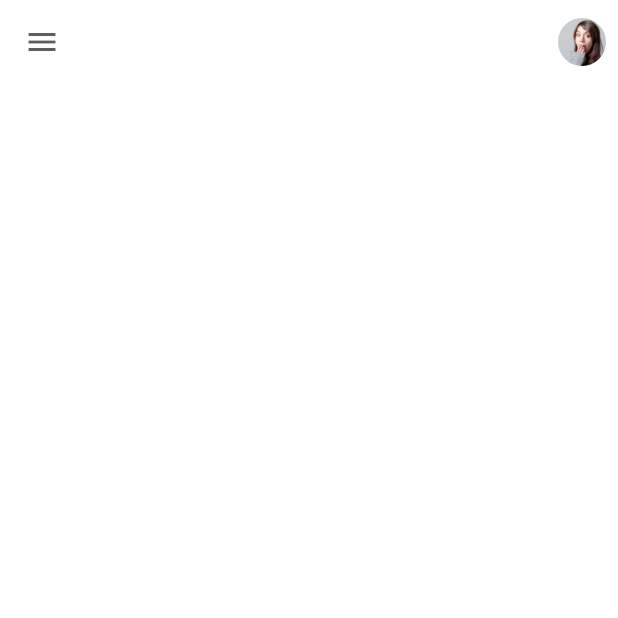
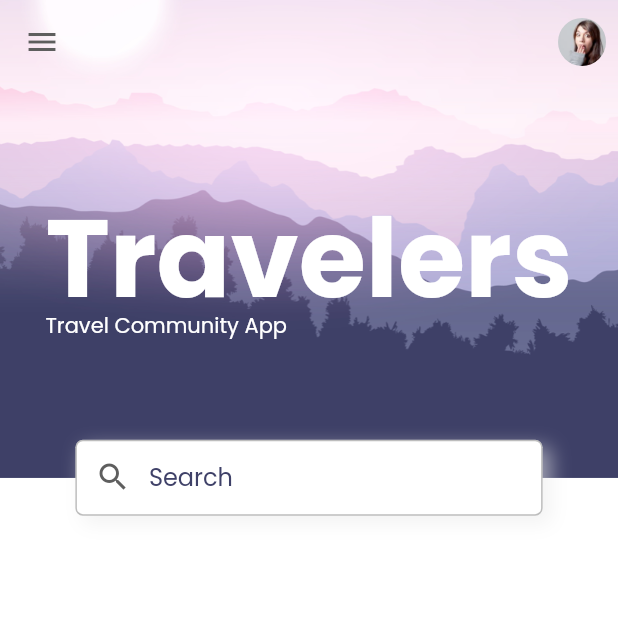
Before and after one commit to shimizu-saffle/flutter-ui-practice-1, a Flutter app: the screen it shows after launch, on a phone screen of 412 x 824 dp, the top half of it. Run offline on Flutter 3.47's test engine with Material 2 defaults, Android fonts, the phone set to English and light mode, and no system bars; our stand-ins replace gap, google_fonts.

Commit message:
feat: header and search field

```diff
--- a/lib/constants.dart
+++ b/lib/constants.dart
@@ -6,7 +6,7 @@ const kIconColor = Color(0xFF5E5E5E);
 
 const kDefaultPadding = 20.0;
 
-final kDefualtShadow = BoxShadow(
+final kDefaultShadow = BoxShadow(
   offset: Offset(5, 5),
   blurRadius: 10,
   color: Color(0xFFE9E9E9).withOpacity(0.56),
--- /dev/null
+++ b/lib/screens/home/components/body.dart
@@ -0,0 +1,79 @@
+import 'package:flutter/material.dart';
+import 'package:gap/gap.dart';
+import 'package:travel/constants.dart';
+import 'package:travel/size_config.dart';
+
+class Body extends StatelessWidget {
+  const Body({super.key});
+
+  @override
+  Widget build(BuildContext context) {
+    return Column(
+      children: [
+        Stack(
+          clipBehavior: Clip.none,
+          alignment: Alignment.center,
+          children: [
+            Image.asset(
+              'assets/images/home_bg.png',
+              height: getProportionateScreenHeight(315),
+              width: double.infinity,
+              fit: BoxFit.cover,
+            ),
+            Column(
+              crossAxisAlignment: CrossAxisAlignment.start,
+              children: [
+                Gap(
+                  getProportionateScreenHeight(80),
+                ),
+                Text(
+                  'Travelers',
+                  style: TextStyle(
+                    fontSize: getProportionateScreenWidth(73),
+                    fontWeight: FontWeight.bold,
+                    color: Colors.white,
+                    height: 0.5,
+                  ),
+                ),
+                Text(
+                  'Travel Community App',
+                  style: TextStyle(
+                    color: Colors.white,
+                  ),
+                ),
+              ],
+            ),
+            Positioned(
+              bottom: getProportionateScreenHeight(-25),
+              child: Container(
+                width: getProportionateScreenWidth(313),
+                height: getProportionateScreenHeight(50),
+                decoration: BoxDecoration(
+                  color: Colors.white,
+                  borderRadius: BorderRadius.circular(5),
+                  border: Border.all(
+                    color: Colors.black26,
+                  ),
+                  boxShadow: [kDefaultShadow],
+                ),
+                child: TextField(
+                  decoration: InputDecoration(
+                    border: InputBorder.none,
+                    prefixIcon: Icon(
+                      Icons.search,
+                      color: kIconColor,
+                    ),
+                    hintText: 'Search',
+                    hintStyle: TextStyle(
+                      color: kTextColor,
+                    ),
+                  ),
+                ),
+              ),
+            )
+          ],
+        ),
+      ],
+    );
+  }
+}
--- a/lib/screens/home/home_screen.dart
+++ b/lib/screens/home/home_screen.dart
@@ -1,11 +1,17 @@
 import 'package:flutter/material.dart';
 import 'package:travel/constants.dart';
+import 'package:travel/size_config.dart';
+
+import 'components/body.dart';
 
 class HomeScreen extends StatelessWidget {
   @override
   Widget build(BuildContext context) {
+    SizeConfig().init(context);
     return Scaffold(
+      extendBodyBehindAppBar: true,
       appBar: _buildAppBar(),
+      body: Body(),
     );
   }
 
```
